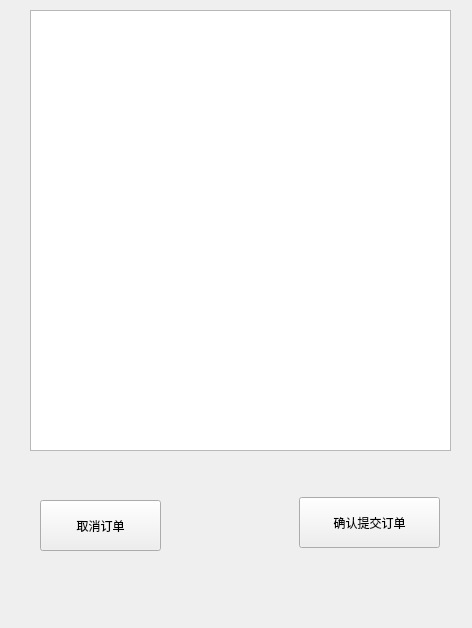
This is order.ui in twobottlewater/Self-service-ordering-machine as Qt 5 draws it before an edit. The edited form follows.
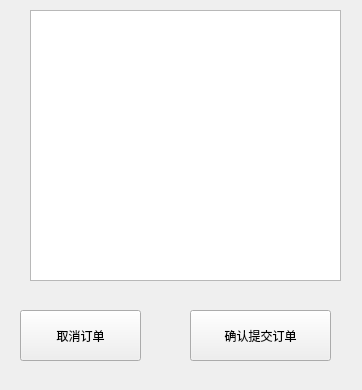
This is the edited form. Icons and pictures are not drawn.

```diff
--- a/order.ui
+++ b/order.ui
@@ -6,8 +6,8 @@
    <rect>
     <x>0</x>
     <y>0</y>
-    <width>472</width>
-    <height>628</height>
+    <width>362</width>
+    <height>390</height>
    </rect>
   </property>
   <property name="windowTitle">
@@ -19,8 +19,8 @@
      <rect>
       <x>30</x>
       <y>10</y>
-      <width>421</width>
-      <height>441</height>
+      <width>311</width>
+      <height>271</height>
      </rect>
     </property>
     <property name="styleSheet">
@@ -30,8 +30,8 @@
    <widget class="QPushButton" name="cancelBt">
     <property name="geometry">
      <rect>
-      <x>40</x>
-      <y>500</y>
+      <x>20</x>
+      <y>310</y>
       <width>121</width>
       <height>51</height>
      </rect>
@@ -47,8 +47,8 @@
    <widget class="QPushButton" name="submitBt">
     <property name="geometry">
      <rect>
-      <x>299</x>
-      <y>497</y>
+      <x>190</x>
+      <y>310</y>
       <width>141</width>
       <height>51</height>
      </rect>
```
Left out of the diff: 8 changed lines with no effect on the pictures.
